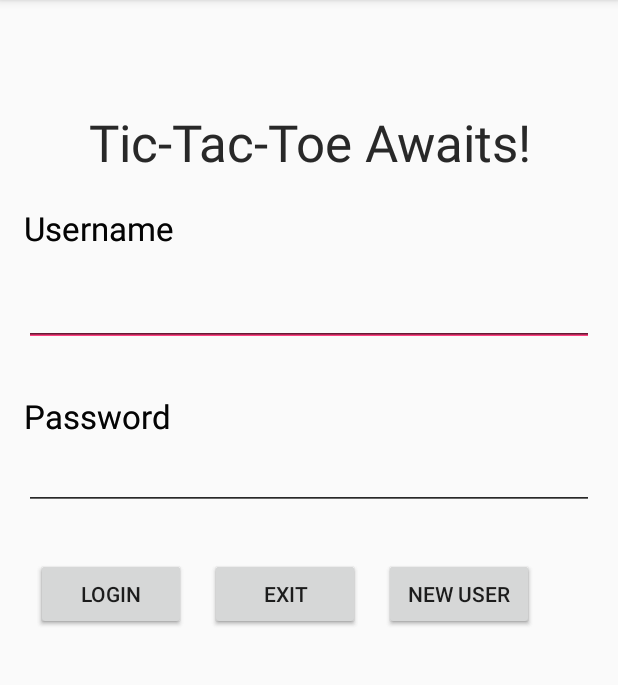
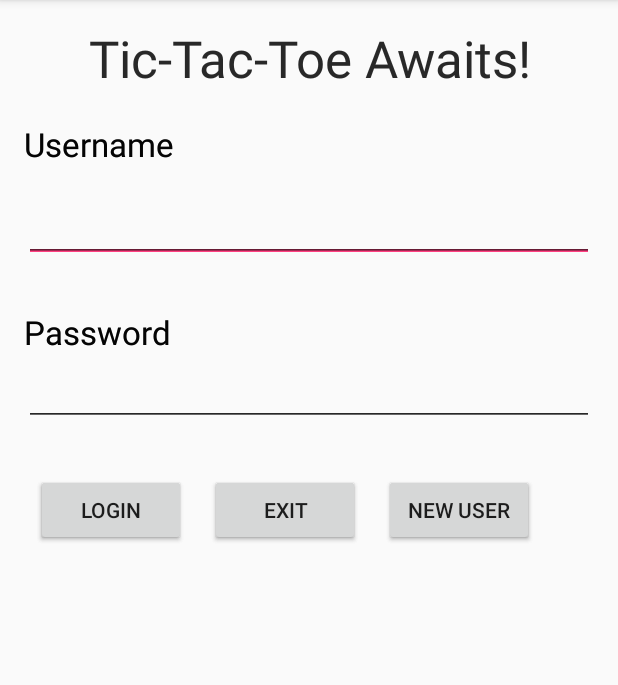
Before and after one commit to acchampion/TicTacToeKotlin, an Android app: the screen it shows after launch (LoginActivity), on a phone screen of 412 x 824 dp, the part 84-769 px from its top. Run offline under Robolectric (Android 15) with nearby library versions, the light colour scheme and no system bars; our stand-ins replace Room's generated code, Timber; libraries missing offline, so code that uses them is left out: com.mapbox.maps; 1 statement that could not run was skipped.

Commit message:
Added edge-to-edge support in SingleFragmentActivity and Settings; updated dependencies for Android Studio Meerkat

```diff
--- a/app/build.gradle
+++ b/app/build.gradle
@@ -1,5 +1,5 @@
 plugins {
-	id 'com.android.application' version '8.7.3'
+	id 'com.android.application' version '8.9.0'
 	id 'org.jetbrains.kotlin.android' version '2.0.21'
 	id 'com.google.devtools.ksp' version '2.0.21-1.0.28'
 }
--- a/app/src/main/java/com/wiley/fordummies/androidsdk/tictactoe/TicTacToeApplication.java
+++ b/app/src/main/java/com/wiley/fordummies/androidsdk/tictactoe/TicTacToeApplication.java
@@ -19,7 +19,6 @@ import com.wiley.fordummies.androidsdk.tictactoe.model.SettingsDataStore;
 import kotlin.coroutines.CoroutineContext;
 import kotlinx.coroutines.CoroutineScope;
 import kotlinx.coroutines.Dispatchers;
-import leakcanary.LeakCanary;
 import timber.log.Timber;
 
 @Keep
--- a/app/src/main/java/com/wiley/fordummies/androidsdk/tictactoe/ui/SingleFragmentActivity.java
+++ b/app/src/main/java/com/wiley/fordummies/androidsdk/tictactoe/ui/SingleFragmentActivity.java
@@ -1,9 +1,17 @@
 package com.wiley.fordummies.androidsdk.tictactoe.ui;
 
 import android.os.Bundle;
+import android.view.View;
+import android.view.ViewGroup;
+import android.view.Window;
 
+import androidx.activity.EdgeToEdge;
 import androidx.annotation.Keep;
 import androidx.annotation.LayoutRes;
+import androidx.annotation.NonNull;
+import androidx.core.view.OnApplyWindowInsetsListener;
+import androidx.core.view.ViewCompat;
+import androidx.core.view.WindowInsetsCompat;
 import androidx.fragment.app.Fragment;
 import androidx.fragment.app.FragmentManager;
 import androidx.appcompat.app.AppCompatActivity;
@@ -12,9 +20,9 @@ import com.wiley.fordummies.androidsdk.tictactoe.R;
 
 /**
  * Abstract class for Activity with only one Fragment.
- *
+ * <p>
  * TODO: Convert to Kotlin
- *
+ * <p>
  * Source: Phillips, Stewart, and Marsicano, Big Nerd Ranch Guide to Android Development, 3rd ed.
  */
 @Keep
@@ -30,8 +38,8 @@ public abstract class SingleFragmentActivity extends AppCompatActivity {
     @Override
     protected void onCreate(Bundle savedInstanceState) {
         super.onCreate(savedInstanceState);
+        EdgeToEdge.enable(this);
         setContentView(getLayoutResId());
-
         FragmentManager fm = getSupportFragmentManager();
         Fragment fragment = fm.findFragmentById(R.id.fragment_container);
 
@@ -42,4 +50,23 @@ public abstract class SingleFragmentActivity extends AppCompatActivity {
                     .commit();
         }
     }
+
+    @Override
+    protected void onStart() {
+        super.onStart();
+
+        ViewCompat.setOnApplyWindowInsetsListener(findViewById(R.id.fragment_container), new OnApplyWindowInsetsListener() {
+            @NonNull
+            @Override
+            public WindowInsetsCompat onApplyWindowInsets(@NonNull View v, @NonNull WindowInsetsCompat insets) {
+                ViewGroup.MarginLayoutParams mlp = (ViewGroup.MarginLayoutParams) v.getLayoutParams();
+
+                var sysBarsCutoutGestures = insets.getInsets(WindowInsetsCompat.Type.systemBars() |
+                        WindowInsetsCompat.Type.displayCutout() | WindowInsetsCompat.Type.systemGestures());
+                v.setPadding(sysBarsCutoutGestures.left, sysBarsCutoutGestures.top,
+                        sysBarsCutoutGestures.right, sysBarsCutoutGestures.bottom);
+                return WindowInsetsCompat.CONSUMED;
+            }
+        });
+    }
 }
--- a/app/src/main/kotlin/com/wiley/fordummies/androidsdk/tictactoe/ui/fragment/AccountFragment.kt
+++ b/app/src/main/kotlin/com/wiley/fordummies/androidsdk/tictactoe/ui/fragment/AccountFragment.kt
@@ -48,6 +48,10 @@ class AccountFragment : Fragment(), View.OnClickListener {
 		btnCancel.setOnClickListener(this)
 
 		return v
+	}
+
+	override fun onViewCreated(view: View, savedInstanceState: Bundle?) {
+		super.onViewCreated(view, savedInstanceState)
 	}
 
 	override fun onResume() {
--- a/app/src/main/kotlin/com/wiley/fordummies/androidsdk/tictactoe/ui/fragment/LoginFragment.kt
+++ b/app/src/main/kotlin/com/wiley/fordummies/androidsdk/tictactoe/ui/fragment/LoginFragment.kt
@@ -9,6 +9,7 @@ import android.view.View
 import android.view.ViewGroup
 import android.widget.Button
 import android.widget.EditText
+import android.widget.TextView
 import androidx.annotation.Keep
 import androidx.appcompat.app.AppCompatActivity
 import androidx.fragment.app.Fragment
@@ -39,8 +40,12 @@ import java.util.concurrent.CopyOnWriteArrayList
  */
 @Keep
 class LoginFragment : Fragment(), View.OnClickListener {
+	private lateinit var mHeaderTextView: TextView
 	private lateinit var mUsernameEditText: EditText
 	private lateinit var mPasswordEditText: EditText
+	private lateinit var mLoginButton: Button
+	private lateinit var mCancelButton: Button
+	private lateinit var mNewUserButton: Button
 
 	private val mUserAccountViewModel: UserAccountViewModel by viewModels()
 
@@ -60,17 +65,18 @@ class LoginFragment : Fragment(), View.OnClickListener {
 
 		mDataStore = TicTacToeApplication.getDataStore()
 
+		mHeaderTextView = v.findViewById(R.id.login_header)
 		mUsernameEditText = v.findViewById(R.id.username_text)
 		mPasswordEditText = v.findViewById(R.id.password_text)
 
-		val loginButton: Button = v.findViewById(R.id.login_button)
-		loginButton.setOnClickListener(this)
-		val cancelButton: Button = v.findViewById(R.id.cancel_button)
-		cancelButton.setOnClickListener(this)
+		mLoginButton = v.findViewById(R.id.login_button)
+		mLoginButton.setOnClickListener(this)
+		mCancelButton = v.findViewById(R.id.cancel_button)
+		mCancelButton.setOnClickListener(this)
 
 		if (rotation == Surface.ROTATION_0 || rotation == Surface.ROTATION_180) {
-			val newUserButton: Button = v.findViewById(R.id.new_user_button)
-			newUserButton.setOnClickListener(this)
+			mNewUserButton = v.findViewById(R.id.new_user_button)
+			mNewUserButton.setOnClickListener(this)
 		}
 
 		return v
--- a/app/src/main/res/layout-land/fragment_login.xml
+++ b/app/src/main/res/layout-land/fragment_login.xml
@@ -4,12 +4,11 @@
               android:orientation="horizontal"
               android:layout_width="match_parent"
               android:layout_height="match_parent"
-	android:layout_marginTop="?attr/actionBarSize"
 	tools:ignore="MissingDefaultResource">
 
     <ScrollView
         android:orientation="vertical"
-        android:layout_width="300dp"
+        android:layout_width="400dp"
         android:layout_height="match_parent">
 
         <LinearLayout
@@ -64,16 +63,25 @@
 				android:textColorHint="#546E7A"
 				android:autofillHints="password" />
 
+			<LinearLayout
+				android:layout_width="match_parent"
+				android:layout_height="wrap_content"
+				android:orientation="horizontal"
+				android:layout_margin="8dp">
 				<Button
 					android:id="@+id/login_button"
 					android:text="@string/login"
-                android:layout_width="match_parent"
-                android:layout_height="wrap_content"/>
+					android:layout_width="wrap_content"
+					android:layout_height="wrap_content"
+					android:layout_margin="8dp"/>
 				<Button
 					android:id="@+id/cancel_button"
 					android:text="@string/exit"
-                android:layout_width="match_parent"
-                android:layout_height="wrap_content"/>
+					android:layout_width="wrap_content"
+					android:layout_height="wrap_content"
+					android:layout_margin="8dp"/>
+			</LinearLayout>
+
         </LinearLayout>
 
     </ScrollView>
--- a/app/src/main/res/layout/activity_fragment.xml
+++ b/app/src/main/res/layout/activity_fragment.xml
@@ -4,7 +4,6 @@
 	android:theme="@style/AppTheme"
     android:id="@+id/fragment_container"
     android:layout_width="match_parent"
-    android:layout_height="match_parent"
-	android:layout_marginTop="?attr/actionBarSize">
+    android:layout_height="match_parent">
 
 </FrameLayout>
--- a/app/src/main/res/layout/fragment_login.xml
+++ b/app/src/main/res/layout/fragment_login.xml
@@ -10,6 +10,7 @@
         android:orientation="vertical">
 
         <TextView
+			android:id="@+id/login_header"
             android:layout_width="match_parent"
             android:layout_height="wrap_content"
             android:layout_gravity="center"
--- a/app/src/main/res/menu/menu.xml
+++ b/app/src/main/res/menu/menu.xml
@@ -18,6 +18,7 @@
 		android:title="@string/exit"
 		android:id="@+id/menu_exit"
 		android:icon="@android:drawable/ic_menu_close_clear_cancel"
+		app:showAsAction="ifRoom"
 		/>
 	<item
 		android:title="@string/contacts"
```
Also changed, not shown: app/src/main/kotlin/com/wiley/fordummies/androidsdk/tictactoe/ui/activity/SettingsActivity.kt (+26 -2 lines), app/src/main/kotlin/com/wiley/fordummies/androidsdk/tictactoe/ui/fragment/MapsSearchAutocompleteFragment.kt (+5 -5 lines), app/src/main/res/layout-land/fragment_account.xml (+11 -4 lines), build.gradle (+5 -5 lines), gradle/wrapper/gradle-wrapper.properties. Lines whose indentation alone changed are shown as unchanged.
